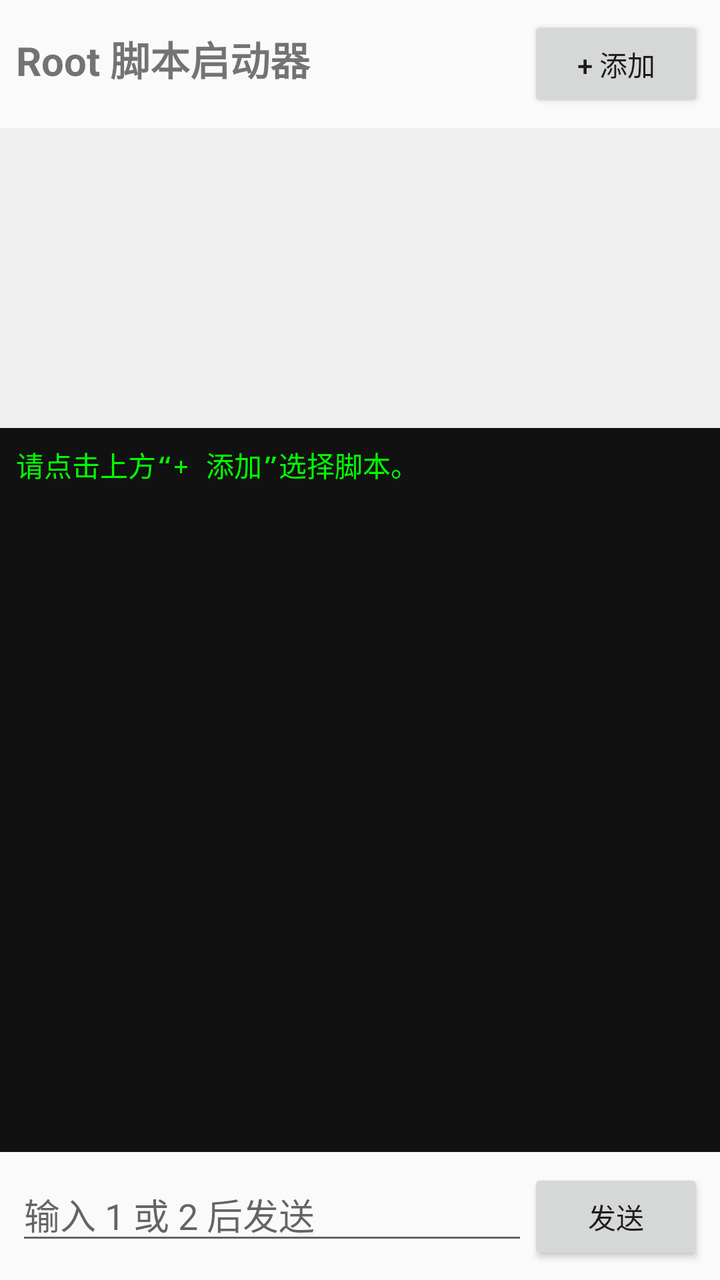
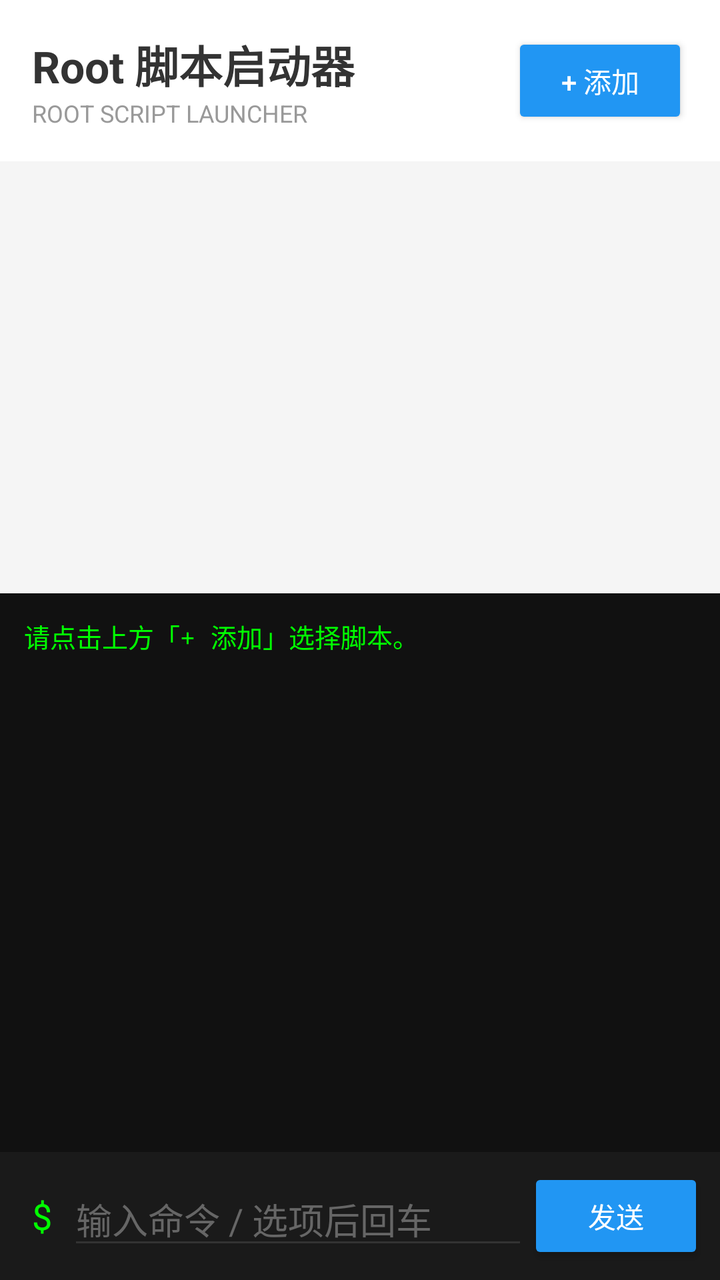

Two renders of the same Android screen: before a commit and after it. Below are the layout's source before the change and the commit's diff.
<!-- AndroidManifest.xml: application theme Theme.AppCompat.Light.NoActionBar -->
<!-- res/layout/activity_main.xml -->
<?xml version="1.0" encoding="utf-8"?>
<LinearLayout xmlns:android="http://schemas.android.com/apk/res/android"
    android:layout_width="match_parent"
    android:layout_height="match_parent"
    android:orientation="vertical">

    
    <LinearLayout
        android:layout_width="match_parent"
        android:layout_height="wrap_content"
        android:orientation="horizontal"
        android:padding="8dp">
        <TextView
            android:layout_width="0dp"
            android:layout_height="wrap_content"
            android:layout_weight="1"
            android:text="Root 脚本启动器"
            android:textSize="20sp"
            android:textStyle="bold" />
        <Button
            android:id="@+id/btnAdd"
            android:layout_width="wrap_content"
            android:layout_height="wrap_content"
            android:text="+ 添加" />
    </LinearLayout>

    
    <ListView
        android:id="@+id/lvScripts"
        android:layout_width="match_parent"
        android:layout_height="150dp"
        android:background="#F0F0F0" />

    
    <ScrollView
        android:id="@+id/scrollView"
        android:layout_width="match_parent"
        android:layout_height="0dp"
        android:layout_weight="1"
        android:background="#111111">
        <TextView
            android:id="@+id/tvOutput"
            android:layout_width="match_parent"
            android:layout_height="wrap_content"
            android:fontFamily="monospace"
            android:textColor="#00FF00"
            android:padding="8dp"
            android:text="请点击上方“+ 添加”选择脚本。" />
    </ScrollView>

    
    <LinearLayout
        android:layout_width="match_parent"
        android:layout_height="wrap_content"
        android:orientation="horizontal"
        android:padding="8dp">
        <EditText
            android:id="@+id/etInput"
            android:layout_width="0dp"
            android:layout_height="wrap_content"
            android:layout_weight="1"
            android:hint="输入 1 或 2 后发送" />
        <Button
            android:id="@+id/btnSend"
            android:layout_width="wrap_content"
            android:layout_height="wrap_content"
            android:text="发送" />
    </LinearLayout>
</LinearLayout>
<!-- resources referenced by this layout -->
<resources>

</resources>

<!-- the commit's change to res/layout/activity_main.xml (unified diff, before → after) -->
@@ -2,34 +2,54 @@
 <LinearLayout xmlns:android="http://schemas.android.com/apk/res/android"
     android:layout_width="match_parent"
     android:layout_height="match_parent"
-    android:orientation="vertical">
+    android:orientation="vertical"
+    android:background="#F5F5F5">
 
     
     <LinearLayout
         android:layout_width="match_parent"
         android:layout_height="wrap_content"
         android:orientation="horizontal"
-        android:padding="8dp">
-        <TextView
+        android:padding="16dp"
+        android:gravity="center_vertical"
+        android:background="#FFFFFF">
+        <LinearLayout
             android:layout_width="0dp"
             android:layout_height="wrap_content"
             android:layout_weight="1"
-            android:text="Root 脚本启动器"
-            android:textSize="20sp"
-            android:textStyle="bold" />
+            android:orientation="vertical">
+            <TextView
+                android:layout_width="wrap_content"
+                android:layout_height="wrap_content"
+                android:text="Root 脚本启动器"
+                android:textSize="22sp"
+                android:textStyle="bold"
+                android:textColor="#333333" />
+            <TextView
+                android:layout_width="wrap_content"
+                android:layout_height="wrap_content"
+                android:text="ROOT SCRIPT LAUNCHER"
+                android:textSize="12sp"
+                android:textColor="#999999" />
+        </LinearLayout>
         <Button
             android:id="@+id/btnAdd"
             android:layout_width="wrap_content"
             android:layout_height="wrap_content"
-            android:text="+ 添加" />
+            android:text="+ 添加"
+            android:textColor="#FFFFFF"
+            android:backgroundTint="#2196F3" />
     </LinearLayout>
 
     
     <ListView
         android:id="@+id/lvScripts"
         android:layout_width="match_parent"
-        android:layout_height="150dp"
-        android:background="#F0F0F0" />
+        android:layout_height="200dp"
+        android:layout_margin="8dp"
+        android:divider="@null"
+        android:dividerHeight="8dp"
+        android:background="@android:color/transparent" />
 
     
     <ScrollView
@@ -44,8 +64,9 @@
             android:layout_height="wrap_content"
             android:fontFamily="monospace"
             android:textColor="#00FF00"
-            android:padding="8dp"
-            android:text="请点击上方“+ 添加”选择脚本。" />
+            android:padding="12dp"
+            android:textSize="13sp"
+            android:text="请点击上方「+ 添加」选择脚本。\n" />
     </ScrollView>
 
     
@@ -53,17 +74,36 @@
         android:layout_width="match_parent"
         android:layout_height="wrap_content"
         android:orientation="horizontal"
-        android:padding="8dp">
+        android:padding="8dp"
+        android:background="#1A1A1A"
+        android:gravity="center_vertical">
+        
+        <TextView
+            android:layout_width="wrap_content"
+            android:layout_height="wrap_content"
+            android:text="$"
+            android:textColor="#00FF00"
+            android:textSize="18sp"
+            android:paddingStart="8dp"
+            android:paddingEnd="8dp" />
+
         <EditText
             android:id="@+id/etInput"
             android:layout_width="0dp"
             android:layout_height="wrap_content"
             android:layout_weight="1"
-            android:hint="输入 1 或 2 后发送" />
+            android:hint="输入命令 / 选项后回车"
+            android:textColor="#FFFFFF"
+            android:textColorHint="#666666"
+            android:backgroundTint="#333333"
+            android:inputType="text" />
+
         <Button
             android:id="@+id/btnSend"
             android:layout_width="wrap_content"
             android:layout_height="wrap_content"
-            android:text="发送" />
+            android:text="发送"
+            android:backgroundTint="#2196F3"
+            android:textColor="#FFFFFF" />
     </LinearLayout>
 </LinearLayout>
